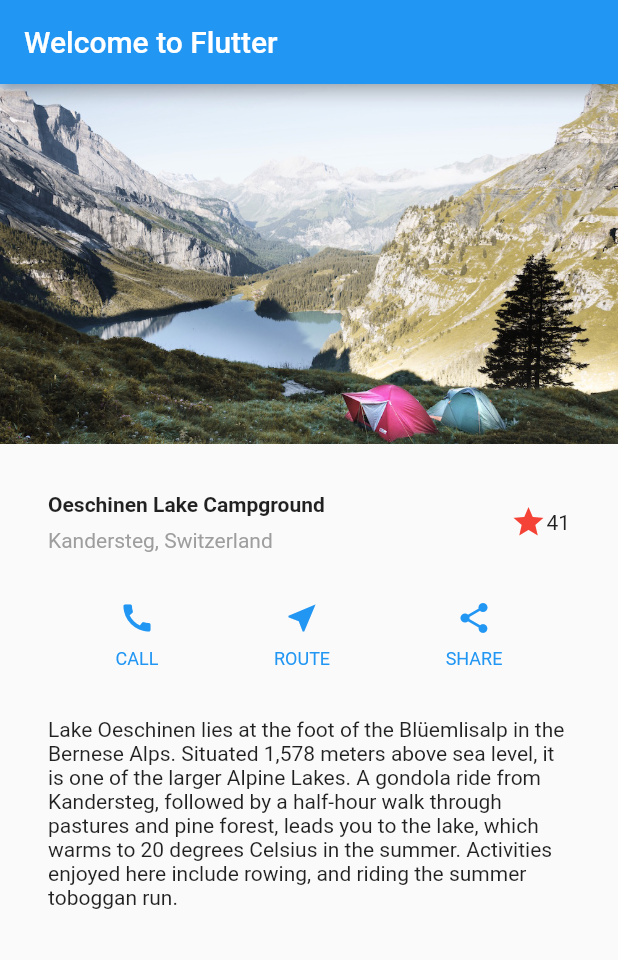
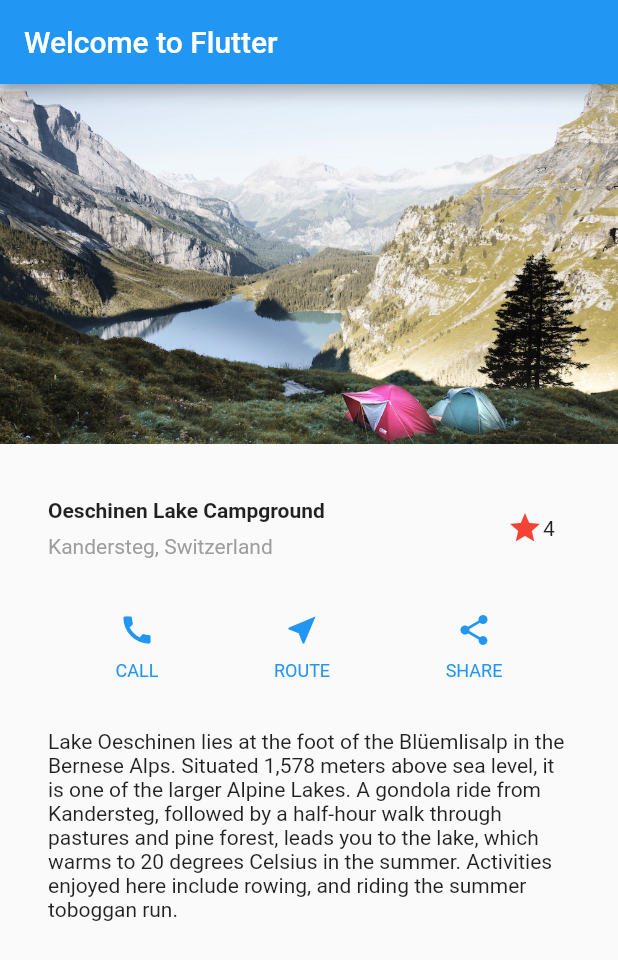
Before and after one commit to lauro-silva44/flutter-layout-demo, a Flutter app: the screen it shows after launch, on a phone screen of 412 x 824 dp. Shown: the top 960 px of the screen. Run offline on Flutter 3.47's test engine with Material 2 defaults, Android fonts, the phone set to English and light mode, and no system bars.

Commit message:
added interativity in the fav button

```diff
--- a/lib/main.dart
+++ b/lib/main.dart
@@ -2,6 +2,54 @@ import 'package:flutter/material.dart';
 
 void main() {
   runApp(const MyApp());
+}
+
+class FavoriteWidget extends StatefulWidget {
+  const FavoriteWidget({super.key});
+
+  @override
+  State<StatefulWidget> createState() => _FavoriteWidgetState();
+}
+
+class _FavoriteWidgetState extends State<FavoriteWidget> {
+  bool _isFavorite = true;
+  int _favoriteCount = 4;
+  @override
+  Widget build(BuildContext context) {
+    return Row(
+      mainAxisSize: MainAxisSize.min,
+      children: [
+        Container(
+          padding: const EdgeInsets.all(0),
+          child: IconButton(
+            padding: const EdgeInsets.all(0),
+            alignment: Alignment.centerRight,
+            icon: (_isFavorite
+                ? const Icon(Icons.star)
+                : const Icon(Icons.star_border)),
+            color: Colors.red[500],
+            onPressed: _toogleFavorite,
+          ),
+        ),
+        SizedBox(
+          width: 18,
+          child: SizedBox(child: Text('$_favoriteCount')),
+        )
+      ],
+    );
+  }
+
+  void _toogleFavorite() {
+    setState(() {
+      if (_isFavorite) {
+        _favoriteCount -= 1;
+        _isFavorite = false;
+      } else {
+        _favoriteCount += 1;
+        _isFavorite = true;
+      }
+    });
+  }
 }
 
 class MyApp extends StatelessWidget {
@@ -34,11 +82,7 @@ class MyApp extends StatelessWidget {
               ],
             ),
           ),
-          Icon(
-            Icons.star,
-            color: Colors.red[500],
-          ),
-          const Text('41')
+          const FavoriteWidget()
         ],
       ),
     );
```
